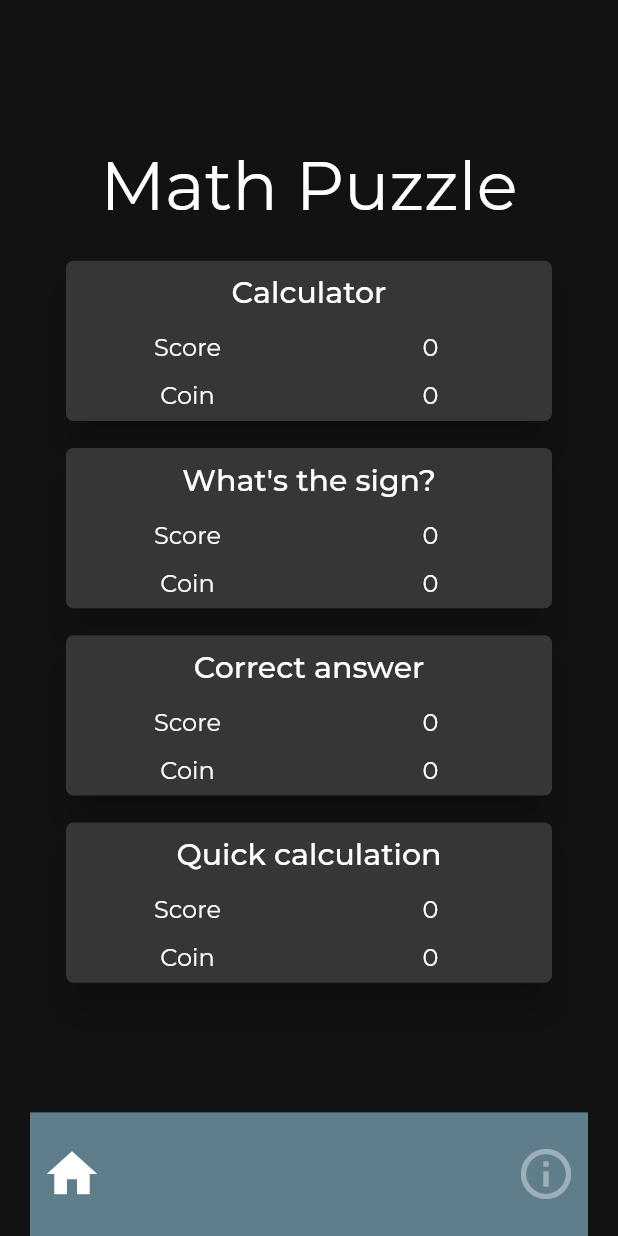
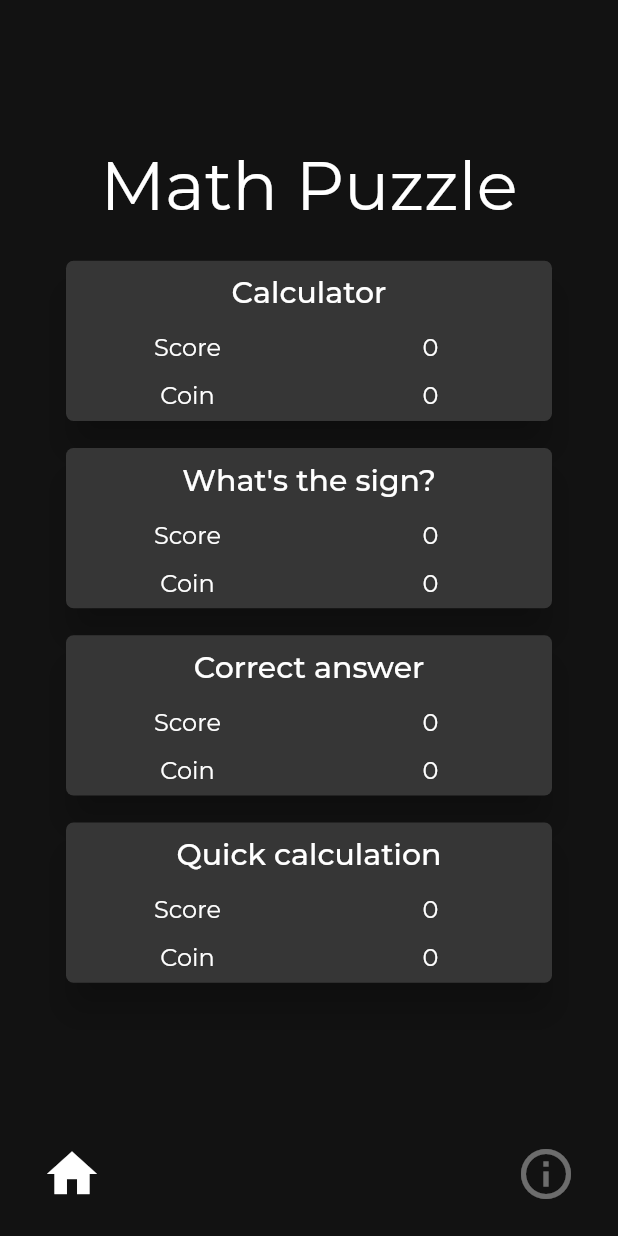
Before and after one commit to jaysavsani07/math-metrix, a Flutter app: the MyHomePage screen opened directly with empty values, on a phone screen of 412 x 824 dp. Run offline on Flutter 3.47's test engine with Material 2 defaults, Android fonts, the phone set to English and light mode, and no system bars; our stand-ins replace device_preview, get_it, percent_indicator, provider_architecture, rflutter_alert, shared_preferences; accounts and stored records are empty.

Commit message:
blue grey from bottom removed

```diff
--- a/lib/src/ui/home.dart
+++ b/lib/src/ui/home.dart
@@ -189,7 +189,6 @@ class MyHomePage extends StatelessWidget {
                   Expanded(
                     flex: 10,
                     child: Container(
-                      color: Colors.blueGrey,
                       margin: EdgeInsets.fromLTRB(20, 0, 20, 0),
                       child: Row(
                         mainAxisAlignment: MainAxisAlignment.spaceBetween,
```
